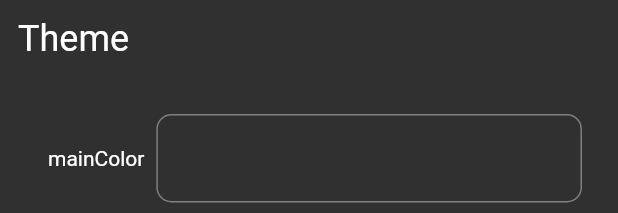
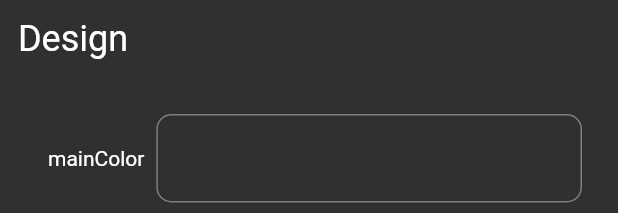
Before and after one commit to Hhanri/restaurant_menu_admin_panel, a Flutter app: the DesignFieldsConfigWidget widget shown alone on an empty page, opened directly with empty values, on a phone screen of 412 x 824 dp. Shown: the top 213 px of the screen. Run offline on Flutter 3.47's test engine with Material 2 defaults, Android fonts, the phone set to English and light mode, and no system bars; our stand-ins replace bloc, cloud_firestore, connectivity_plus, equatable, firebase_core, firebase_storage and 2 more; accounts and stored records are empty.

Commit message:
variablized strings

```diff
--- a/lib/resources/app_constants.dart
+++ b/lib/resources/app_constants.dart
@@ -1,31 +1,36 @@
 class AppConstants {
-  static String appTitle = "appTitle";
-  static String restaurantMenu = "restaurantMenu";
-  static String config = "config";
-  static String useDefaultTheme = "useDefaultTheme";
-  static String theme = "theme";
-  static String mainColor = "mainColor";
-  static String brightness = "brightness";
-  static String fontColor = "fontColor";
-  static String design = "design";
-  static String padding = "padding";
-  static String circularRadius = "circularRadius";
-  static String singleRadius = "singleRadius";
-  static String boxShadow = "boxShadow";
-  static String color = "color";
-  static String opacity = "opacity";
-  static String spreadRadius = "spreadRadius";
-  static String blurRadius = "blurRadius";
-  static String offSet = "offSet";
-  static String gradient = "gradient";
-  static String colors = "colors";
-  static String stops = "stops";
-  static String glassmorphism = "glassmorphism";
-  static String borderWidth = "borderWidth";
-  static String borderColor = "borderColor";
-  static String borderOpacity = "borderOpacity";
-  static String blur = "blur";
-  static String x = "x";
-  static String y = "y";
-  static String neumorphism = "neumorphism";
+  static const String appTitle = "appTitle";
+  static const String productName = "productName";
+  static const String price = "price";
+  static const String sectionName = "sectionName";
+  static const String products = "products";
+  static const String cover = "cover";
+  static const String restaurantMenu = "restaurantMenu";
+  static const String config = "config";
+  static const String useDefaultTheme = "useDefaultTheme";
+  static const String theme = "theme";
+  static const String mainColor = "mainColor";
+  static const String brightness = "brightness";
+  static const String fontColor = "fontColor";
+  static const String design = "design";
+  static const String padding = "padding";
+  static const String circularRadius = "circularRadius";
+  static const String singleRadius = "singleRadius";
+  static const String boxShadow = "boxShadow";
+  static const String color = "color";
+  static const String opacity = "opacity";
+  static const String spreadRadius = "spreadRadius";
+  static const String blurRadius = "blurRadius";
+  static const String offSet = "offSet";
+  static const String gradient = "gradient";
+  static const String colors = "colors";
+  static const String stops = "stops";
+  static const String glassmorphism = "glassmorphism";
+  static const String borderWidth = "borderWidth";
+  static const String borderColor = "borderColor";
+  static const String borderOpacity = "borderOpacity";
+  static const String blur = "blur";
+  static const String x = "x";
+  static const String y = "y";
+  static const String neumorphism = "neumorphism";
 }
--- a/lib/resources/strings.dart
+++ b/lib/resources/strings.dart
@@ -7,8 +7,15 @@ class TitleStrings {
   static const String name = "Name";
   static const String price = "Price";
   static const String sectionTitle = "Section Title";
+  static const String general = "General";
+  static const String theme = "Theme";
+  static const String design = "Design";
 }
 
-class ErrorString {
-
+class ErrorStrings {
+  static const String emptyField = "Empty field";
+  static const String onlyDigits = "Only digits";
+  static const String mustBeARGBFormat = "Must be ARGB format";
+  static const String mustBeInt = "Must be an integer";
+  static const String mustBeDouble = "Must be a double (ending at least 1 decimal)";
 }
--- a/lib/widgets/config_widgets/design_fields_config_widget.dart
+++ b/lib/widgets/config_widgets/design_fields_config_widget.dart
@@ -1,5 +1,6 @@
 import 'package:flutter/material.dart';
 import 'package:restaurant_menu_back_panel/resources/app_constants.dart';
+import 'package:restaurant_menu_back_panel/resources/strings.dart';
 import 'package:restaurant_menu_back_panel/widgets/config_widgets/config_part_widget.dart';
 import 'package:restaurant_menu_back_panel/widgets/divider_widget.dart';
 import 'package:restaurant_menu_back_panel/widgets/text_field_widget.dart';
@@ -25,7 +26,7 @@ class DesignFieldsConfigWidget extends StatelessWidget {
   @override
   Widget build(BuildContext context) {
     return ConfigPartWidget(
-      title: 'Theme',
+      title: TitleStrings.design,
       fields: [
         TextWithTextFieldWidget(
           text: AppConstants.mainColor,
--- a/lib/widgets/config_widgets/general_fields_config_widget.dart
+++ b/lib/widgets/config_widgets/general_fields_config_widget.dart
@@ -1,5 +1,6 @@
 import 'package:flutter/material.dart';
 import 'package:restaurant_menu_back_panel/resources/app_constants.dart';
+import 'package:restaurant_menu_back_panel/resources/strings.dart';
 import 'package:restaurant_menu_back_panel/widgets/config_widgets/config_part_widget.dart';
 import 'package:restaurant_menu_back_panel/widgets/divider_widget.dart';
 import 'package:restaurant_menu_back_panel/widgets/text_field_widget.dart';
@@ -16,7 +17,7 @@ class GeneralFieldsConfigWidget extends StatelessWidget {
   @override
   Widget build(BuildContext context) {
     return ConfigPartWidget(
-      title: 'General',
+      title: TitleStrings.general,
       fields: [
         TextWithTextFieldWidget(
           text: AppConstants.appTitle,
--- a/lib/widgets/config_widgets/theme_fields_config_widget.dart
+++ b/lib/widgets/config_widgets/theme_fields_config_widget.dart
@@ -1,5 +1,6 @@
 import 'package:flutter/material.dart';
 import 'package:restaurant_menu_back_panel/resources/app_constants.dart';
+import 'package:restaurant_menu_back_panel/resources/strings.dart';
 import 'package:restaurant_menu_back_panel/widgets/config_widgets/config_part_widget.dart';
 import 'package:restaurant_menu_back_panel/widgets/divider_widget.dart';
 import 'package:restaurant_menu_back_panel/widgets/text_field_widget.dart';
@@ -21,7 +22,7 @@ class ThemeFieldsConfigWidget extends StatelessWidget {
   @override
   Widget build(BuildContext context) {
     return ConfigPartWidget(
-      title: 'Theme',
+      title: TitleStrings.theme,
       fields: [
         TextWithTextFieldWidget(
           text: AppConstants.mainColor,
```
Also changed, not shown: lib/models/product_model.dart (+5 -4 lines), lib/models/section_model.dart (+8 -7 lines), lib/widgets/text_field_widget.dart (+6 -5 lines).
